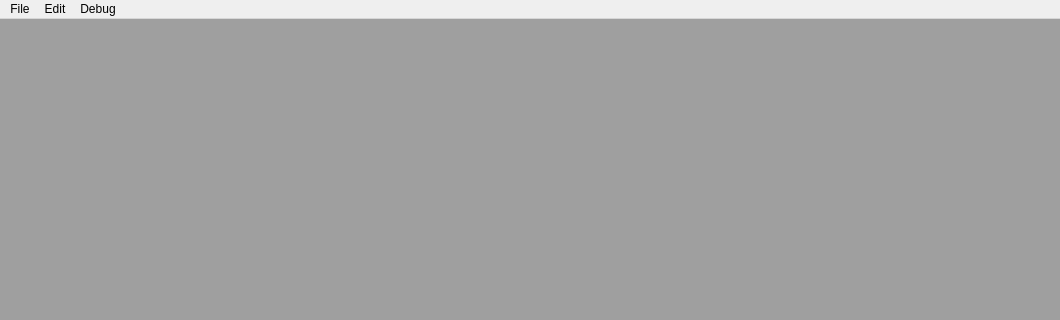
Before: the Qt Designer form native/src/DovahKit/ui/main_window.ui in DavidJCobb/DovahKit, drawn with Qt 5; both pictures show x 0 to 1060 and y 0 to 320 of the 1060 by 793 pixel window.
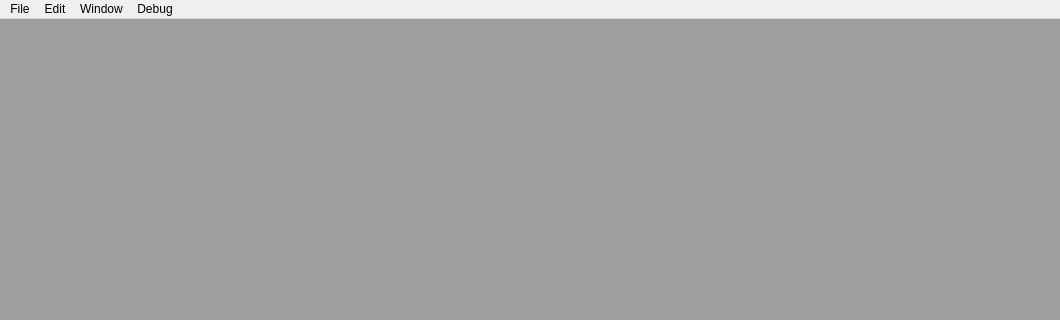
After: the same form once the commit is applied.

Commit message:
Started work on a log window
The (file_load_order) is now capable of retaining a list of load warnings, and of notifying the frontend whenever a new load warning is added. Currently, the only implemented warning is for override records with mismatched types.

The main window now stores its subwindows a bit differently, which makes it more convenient to implement things like re-showing a subwindow. There is now a menu that can be used to bring a subwindow to the front (and reopen it if it was closed).

Added a very basic log window.

```diff
--- a/native/src/DovahKit/ui/main_window.ui
+++ b/native/src/DovahKit/ui/main_window.ui
@@ -83,8 +83,14 @@
     </widget>
     <addaction name="menuTextEncoding"/>
    </widget>
+   <widget class="QMenu" name="menuWindow">
+    <property name="title">
+     <string>Window</string>
+    </property>
+   </widget>
    <addaction name="menuFile"/>
    <addaction name="menuEdit"/>
+   <addaction name="menuWindow"/>
    <addaction name="menuDebug"/>
   </widget>
   <widget class="QStatusBar" name="statusbar"/>
```
The commit also changes 18 other files.
